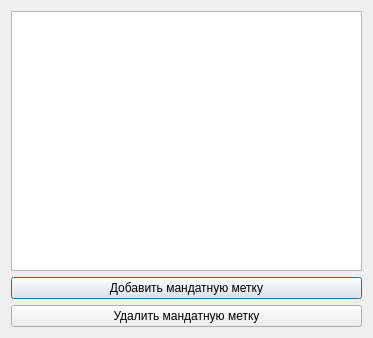
Above: mandatorymarkseditor.ui from MikhailBersenev/BuksanSpy before the change. Below: the same form after it.
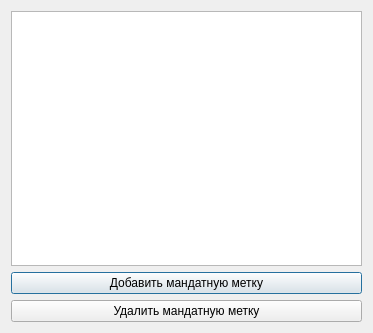
That is the form after the change.

Diff of the .ui file:
```diff
--- a/mandatorymarkseditor.ui
+++ b/mandatorymarkseditor.ui
@@ -7,7 +7,7 @@
     <x>0</x>
     <y>0</y>
     <width>373</width>
-    <height>338</height>
+    <height>333</height>
    </rect>
   </property>
   <property name="windowTitle">
```
